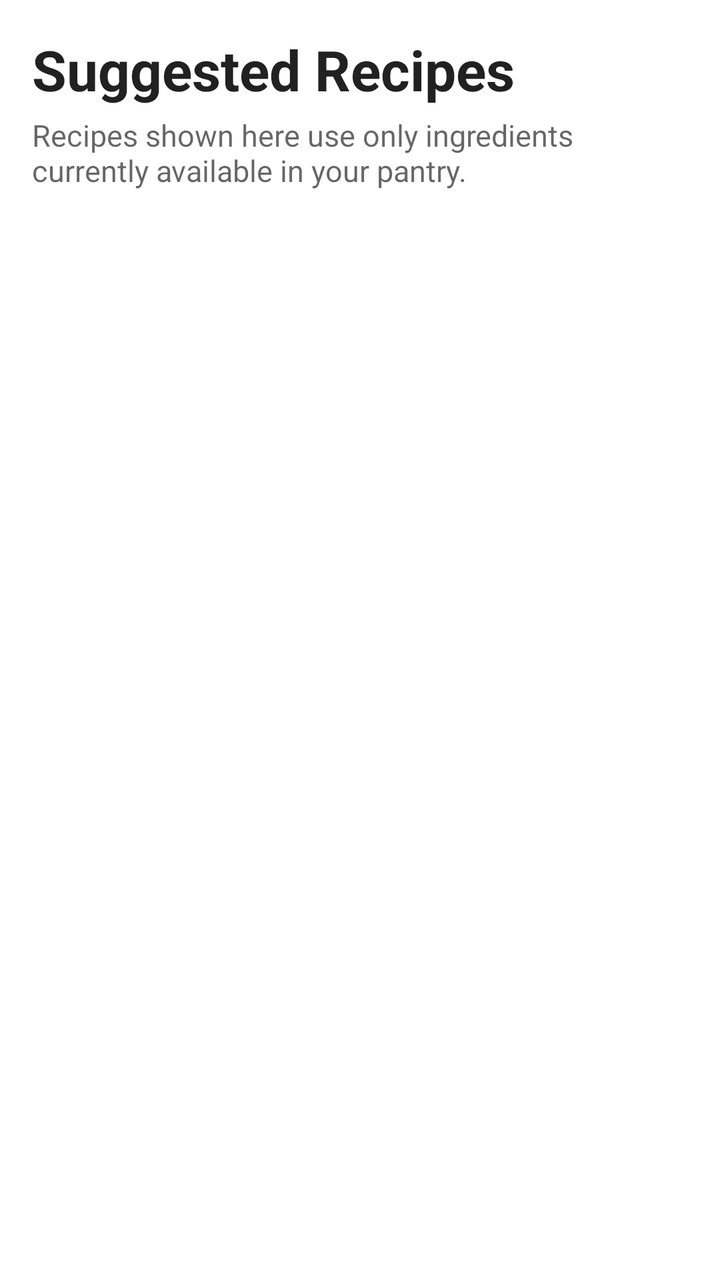
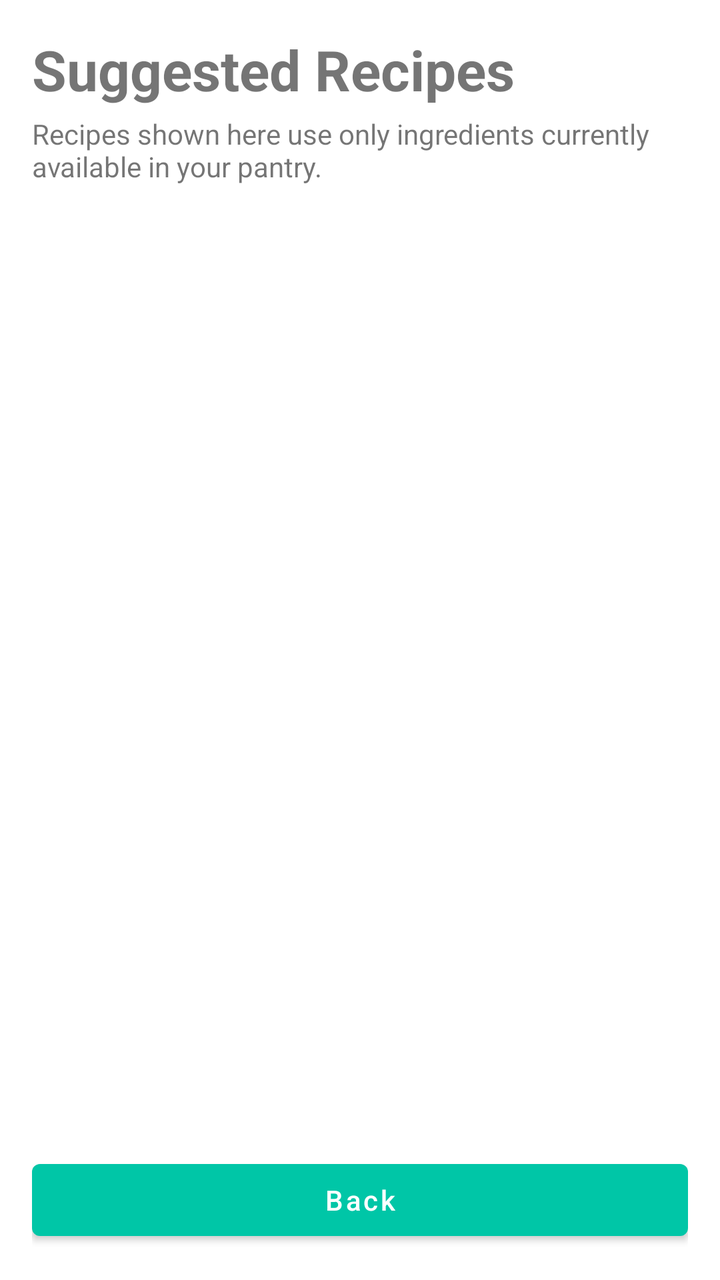

The first picture is an Android layout as it rendered before a commit; the second is the same layout after the commit. The layout source and the unified diff follow.
<!-- AndroidManifest.xml: application theme Theme.SmartPantryManager -->
<!-- res/layout/activity_suggestions.xml -->
<?xml version="1.0" encoding="utf-8"?>
<LinearLayout
        xmlns:android="http://schemas.android.com/apk/res/android"
        android:layout_width="match_parent"
        android:layout_height="match_parent"
        android:orientation="vertical"
        android:padding="16dp">

    
    <TextView
            android:id="@+id/txtSuggestionsTitle"
            android:layout_width="match_parent"
            android:layout_height="wrap_content"
            android:text="@string/suggestions_title"
            android:textColor="?android:attr/textColorPrimary"
            android:textSize="28sp"
            android:textStyle="bold" />

    
    <TextView
            android:id="@+id/txtSuggestionsSubtitle"
            android:layout_width="match_parent"
            android:layout_height="wrap_content"
            android:layout_marginTop="4dp"
            android:text="@string/suggestions_subtitle"
            android:textColor="?android:attr/textColorSecondary"
            android:textSize="15sp" />

    
    <androidx.recyclerview.widget.RecyclerView
            android:id="@+id/recipeList"
            android:layout_width="match_parent"
            android:layout_height="0dp"
            android:layout_marginTop="16dp"
            android:layout_weight="1"
            android:clipToPadding="false"
            android:paddingBottom="8dp"
            android:scrollbars="vertical" />

    
    <TextView
            android:id="@+id/txtSuggestionsEmpty"
            android:layout_width="match_parent"
            android:layout_height="0dp"
            android:layout_weight="1"
            android:gravity="center"
            android:padding="24dp"
            android:text="@string/suggestions_empty"
            android:textColor="?android:attr/textColorSecondary"
            android:textSize="16sp"
            android:visibility="gone" />

</LinearLayout>
<!-- resources referenced by this layout -->
<resources>
  <string name="suggestions_empty">No recipes match your pantry yet. Add more ingredients.</string>
  <string name="suggestions_subtitle">Recipes shown here use only ingredients currently available in your pantry.</string>
  <string name="suggestions_title">Suggested Recipes</string>
  <style name="Theme.SmartPantryManager" parent="Theme.MaterialComponents.DayNight.DarkActionBar">
  
          <item name="colorPrimary">@color/primary_neon</item>
          <item name="colorPrimaryVariant">@color/secondary_neon</item>
          <item name="colorSecondary">@color/accent_purple</item>
  
          <item name="colorOnPrimary">@color/white</item>
          <item name="colorOnSecondary">@color/white</item>
  
          <item name="android:statusBarColor">@color/primary_neon</item>
  
      </style>
  <color name="primary_neon">#00C6A7</color>
  <color name="secondary_neon">#4DA8FF</color>
  <color name="accent_purple">#8B5CF6</color>
  <color name="white">#FFFFFF</color>
</resources>

<!-- the commit's change to res/layout/activity_suggestions.xml (unified diff, before → after) -->
@@ -1,53 +1,95 @@
+<?xml version="1.0" encoding="utf-8"?>
+<androidx.drawerlayout.widget.DrawerLayout
+        xmlns:android="http://schemas.android.com/apk/res/android"
+        xmlns:app="http://schemas.android.com/apk/res-auto"
+        android:id="@+id/drawerLayout"
+        android:layout_width="match_parent"
+        android:layout_height="match_parent">
+
+    
+    <LinearLayout
+            android:layout_width="match_parent"
+            android:layout_height="match_parent"
+            android:orientation="vertical"
+            android:padding="16dp">
+
+        
+        <TextView
+                android:layout_width="match_parent"
+                android:layout_height="wrap_content"
+                android:text="@string/suggestions_title"
+                android:textSize="28sp"
+                android:textStyle="bold" />
+
+        
+        <TextView
+                android:layout_width="match_parent"
+                android:layout_height="wrap_content"
+                android:layout_marginTop="4dp"
+                android:text="@string/suggestions_subtitle"
+                android:textSize="14sp" />
+
+        
+        <TextView
+                android:id="@+id/txtSuggestionsEmpty"
+                android:layout_width="match_parent"
+                android:layout_height="0dp"
+                android:layout_weight="1"
+                android:gravity="center"
+                android:text="@string/suggestions_empty"
+                android:textAlignment="center"
+                android:textSize="16sp"
+                android:visibility="gone" />
+
+        
+        <androidx.recyclerview.widget.RecyclerView
+                android:id="@+id/recipeList"
+                android:layout_width="match_parent"
+                android:layout_height="0dp"
+                android:layout_marginTop="12dp"
+                android:layout_weight="1"
+                android:clipToPadding="false"
+                android:paddingBottom="8dp" />
+
+        
+        <Button
+                android:id="@+id/btnBack"
+                android:layout_width="match_parent"
+                android:layout_height="wrap_content"
+                android:layout_marginTop="8dp"
+                android:text="@string/back"
+                android:textAllCaps="false" />
+
+    </LinearLayout>
+
+    
+    <com.google.android.material.navigation.NavigationView
+            android:id="@+id/navigationView"
+            android:layout_width="280dp"
+            android:layout_height="match_parent"
+            android:layout_gravity="start"
+            android:fitsSystemWindows="true"
+            app:headerLayout="@layout/nav_header"
+            app:menu="@menu/drawer_menu" />
+
+</androidx.drawerlayout.widget.DrawerLayout>
+<!-- res/layout/nav_header.xml (included above) -->
 <?xml version="1.0" encoding="utf-8"?>
 <LinearLayout
         xmlns:android="http://schemas.android.com/apk/res/android"
         android:layout_width="match_parent"
-        android:layout_height="match_parent"
+        android:layout_height="160dp"
+        android:background="?attr/colorPrimary"
+        android:gravity="bottom"
         android:orientation="vertical"
-        android:padding="16dp">
+        android:padding="20dp">
 
-    
     <TextView
-            android:id="@+id/txtSuggestionsTitle"
-            android:layout_width="match_parent"
+            android:layout_width="wrap_content"
             android:layout_height="wrap_content"
-            android:text="@string/suggestions_title"
-            android:textColor="?android:attr/textColorPrimary"
-            android:textSize="28sp"
+            android:text="@string/navigation_title"
+            android:textColor="@android:color/white"
+            android:textSize="22sp"
             android:textStyle="bold" />
 
-    
-    <TextView
-            android:id="@+id/txtSuggestionsSubtitle"
-            android:layout_width="match_parent"
-            android:layout_height="wrap_content"
-            android:layout_marginTop="4dp"
-            android:text="@string/suggestions_subtitle"
-            android:textColor="?android:attr/textColorSecondary"
-            android:textSize="15sp" />
-
-    
-    <androidx.recyclerview.widget.RecyclerView
-            android:id="@+id/recipeList"
-            android:layout_width="match_parent"
-            android:layout_height="0dp"
-            android:layout_marginTop="16dp"
-            android:layout_weight="1"
-            android:clipToPadding="false"
-            android:paddingBottom="8dp"
-            android:scrollbars="vertical" />
-
-    
-    <TextView
-            android:id="@+id/txtSuggestionsEmpty"
-            android:layout_width="match_parent"
-            android:layout_height="0dp"
-            android:layout_weight="1"
-            android:gravity="center"
-            android:padding="24dp"
-            android:text="@string/suggestions_empty"
-            android:textColor="?android:attr/textColorSecondary"
-            android:textSize="16sp"
-            android:visibility="gone" />
-
 </LinearLayout>
<!-- resource entries referenced after the edit -->
@@ -1,5 +1,7 @@
 <!-- resources referenced by this layout -->
 <resources>
+  <string name="back">Back</string>
+  <string name="navigation_title">Smart Pantry Manager</string>
   <string name="suggestions_empty">No recipes match your pantry yet. Add more ingredients.</string>
   <string name="suggestions_subtitle">Recipes shown here use only ingredients currently available in your pantry.</string>
   <string name="suggestions_title">Suggested Recipes</string>
